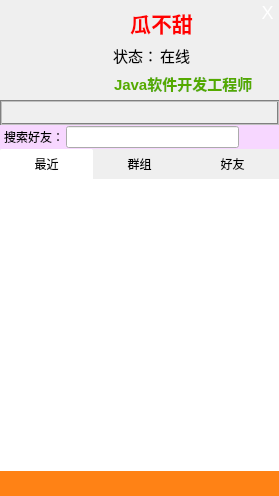
First picture: the form in QBox/friendwindow.ui, repository BuleHell/QBox, before the edit.
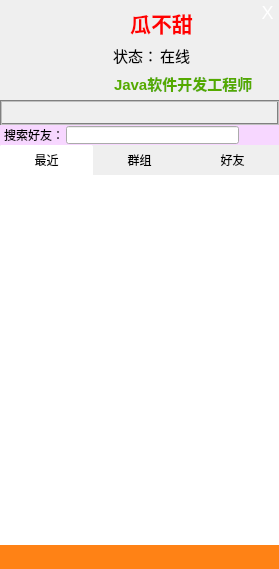
Second picture: the form after the edit. The open tabs and pages were chosen to show the change. Icons and pictures are not drawn. Custom widgets are drawn as their Qt base class.

```diff
--- a/QBox/friendwindow.ui
+++ b/QBox/friendwindow.ui
@@ -7,18 +7,18 @@
     <x>0</x>
     <y>0</y>
     <width>279</width>
-    <height>496</height>
+    <height>569</height>
    </rect>
   </property>
   <property name="minimumSize">
    <size>
-    <width>279</width>
+    <width>0</width>
     <height>0</height>
    </size>
   </property>
   <property name="maximumSize">
    <size>
-    <width>279</width>
+    <width>16777215</width>
     <height>16777215</height>
    </size>
   </property>
@@ -33,30 +33,6 @@
     <number>0</number>
    </property>
    <item row="0" column="0">
-    <widget class="QWidget" name="widgetLeft" native="true">
-     <property name="sizePolicy">
-      <sizepolicy hsizetype="Expanding" vsizetype="Expanding">
-       <horstretch>0</horstretch>
-       <verstretch>0</verstretch>
-      </sizepolicy>
-     </property>
-     <property name="maximumSize">
-      <size>
-       <width>279</width>
-       <height>16777215</height>
-      </size>
-     </property>
-     <property name="styleSheet">
-      <string notr="true"/>
-     </property>
-     <layout class="QGridLayout" name="gridLayout_3">
-      <property name="margin">
-       <number>0</number>
-      </property>
-      <property name="spacing">
-       <number>0</number>
-      </property>
-      <item row="0" column="0">
        <widget class="QWidget" name="widgetMystatus" native="true">
         <property name="sizePolicy">
          <sizepolicy hsizetype="Preferred" vsizetype="Expanding">
@@ -276,8 +252,6 @@
        </widget>
       </item>
       <item row="1" column="0">
-       <layout class="QVBoxLayout" name="verticalLayout">
-        <item>
          <widget class="QLabel" name="UserPS_label">
           <property name="sizePolicy">
            <sizepolicy hsizetype="Expanding" vsizetype="Expanding">
@@ -315,8 +289,20 @@
           </property>
          </widget>
         </item>
-        <item>
+   <item row="2" column="0">
          <widget class="QWidget" name="research" native="true">
+     <property name="maximumSize">
+      <size>
+       <width>279</width>
+       <height>20</height>
+      </size>
+     </property>
+     <property name="sizeIncrement">
+      <size>
+       <width>279</width>
+       <height>20</height>
+      </size>
+     </property>
           <property name="styleSheet">
            <string notr="true">QWidget#research{
 	background-color: rgb(247, 215, 255);
@@ -394,7 +380,7 @@
           </layout>
          </widget>
         </item>
-        <item>
+   <item row="3" column="0">
          <widget class="QTabWidget" name="FriendList_tabWidget">
           <property name="sizePolicy">
            <sizepolicy hsizetype="Minimum" vsizetype="Expanding">
@@ -566,7 +552,7 @@
           </widget>
          </widget>
         </item>
-        <item>
+   <item row="4" column="0">
          <widget class="QWidget" name="widgetTools" native="true">
           <property name="sizePolicy">
            <sizepolicy hsizetype="Preferred" vsizetype="MinimumExpanding">
@@ -574,10 +560,16 @@
             <verstretch>0</verstretch>
            </sizepolicy>
           </property>
+     <property name="minimumSize">
+      <size>
+       <width>279</width>
+       <height>24</height>
+      </size>
+     </property>
           <property name="maximumSize">
            <size>
-            <width>16777215</width>
-            <height>25</height>
+       <width>279</width>
+       <height>24</height>
            </size>
           </property>
           <property name="styleSheet">
@@ -780,11 +772,6 @@
                 </size>
                </property>
               </spacer>
-             </item>
-            </layout>
-           </item>
-          </layout>
-         </widget>
         </item>
        </layout>
       </item>
```
Left out of the diff: 45 changed lines with no effect on the pictures. Lines whose indentation alone changed are shown as unchanged.
